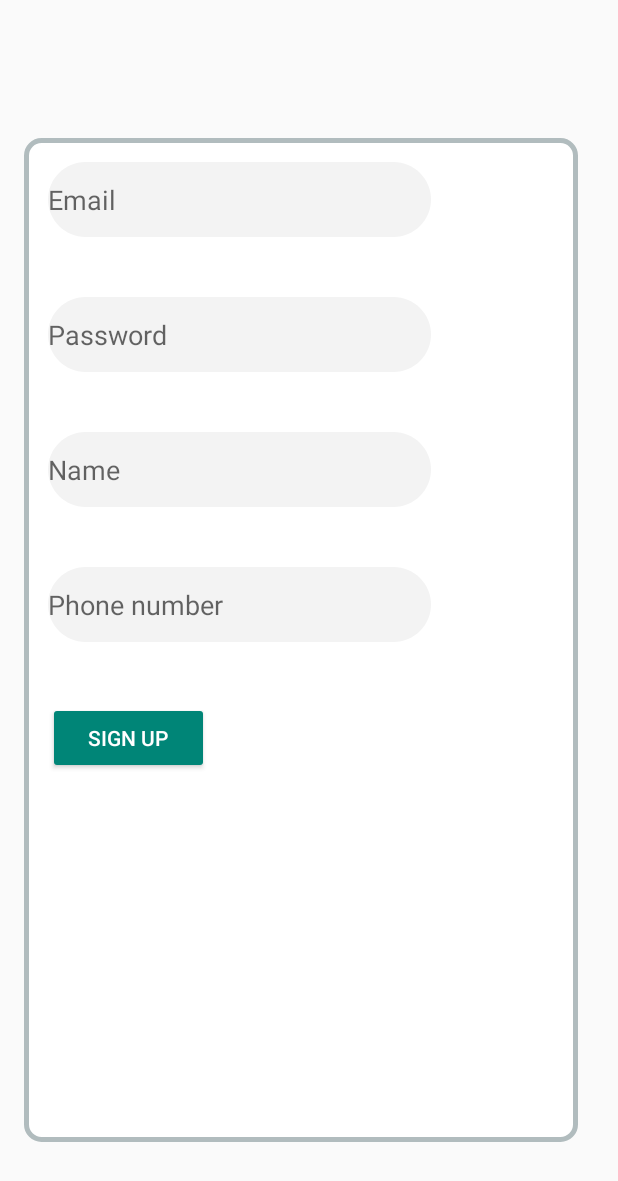
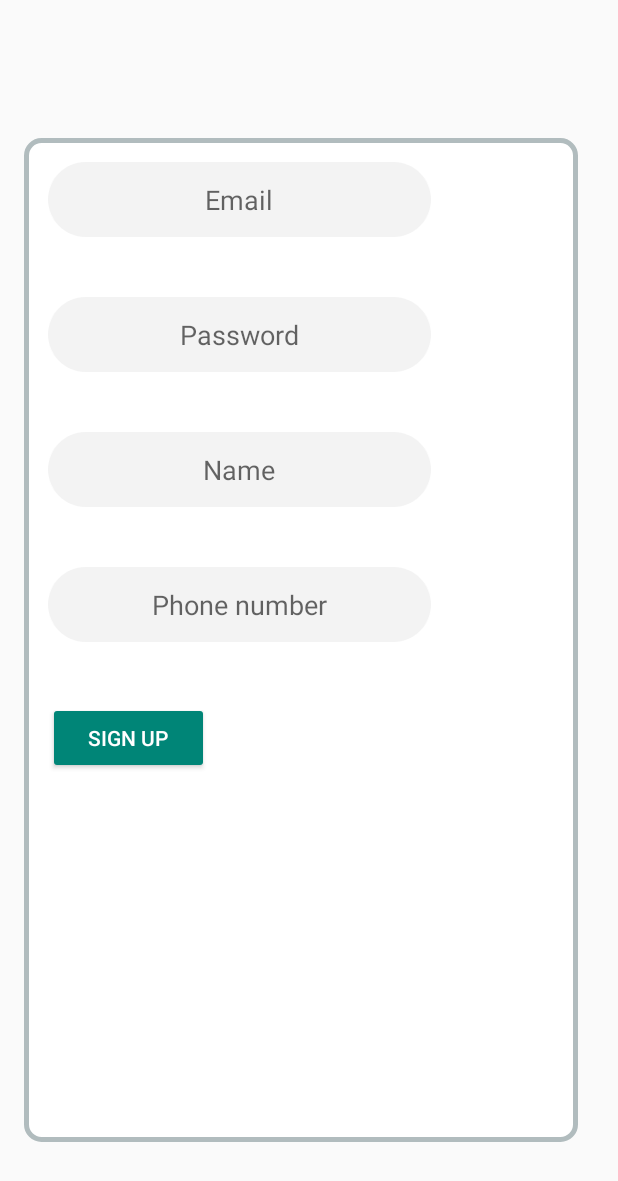
Before and after one commit to lo0ken/trip-fellows-client, an Android app: the fragment RegistrationFragment shown on its own in the app's theme, on a phone screen of 412 x 824 dp. Shown: the top 1181 px of the screen. Run offline under Robolectric (Android 15) with nearby library versions, the phone set to English and light mode, and no system bars; 1 statement that could not run was skipped.

Commit message:
Update design(fix 1)

```diff
--- a/authorization/src/main/res/layout/login_fragment.xml
+++ b/authorization/src/main/res/layout/login_fragment.xml
@@ -47,6 +47,7 @@
                     android:layout_marginBottom="30dp"
                     android:autofillHints=""
                     android:hint="@string/email"
+                    android:gravity="center"
                     android:inputType="textEmailAddress" />
 
                 <EditText
@@ -59,6 +60,7 @@
                     android:layout_marginBottom="80dp"
                     android:autofillHints=""
                     android:hint="@string/password"
+                    android:gravity="center"
                     android:inputType="textPassword" />
 
                 <LinearLayout
--- a/authorization/src/main/res/layout/registration_fragment.xml
+++ b/authorization/src/main/res/layout/registration_fragment.xml
@@ -2,67 +2,69 @@
 <RelativeLayout xmlns:android="http://schemas.android.com/apk/res/android"
     android:layout_width="match_parent"
     android:layout_height="match_parent"
-    android:gravity="center_vertical"
-    android:orientation="vertical"
     android:layout_marginLeft="15.7dp"
     android:layout_marginTop="30dp"
     android:layout_marginRight="15.7dp"
+    android:gravity="center_vertical"
 
-    xmlns:tools="http://schemas.android.com/tools">
+    android:orientation="vertical">
 
     <LinearLayout
         android:layout_width="369dp"
         android:layout_height="669dp"
-        android:orientation="vertical"
         android:background="@drawable/layout_bg"
-        >
+        android:orientation="vertical">
 
 
         <EditText
             android:id="@+id/sign_up_email"
             style="@style/AuthTextViewStyle"
-            android:layout_marginBottom="40dp"
+            android:layout_marginStart="@dimen/margin_start"
+            android:layout_marginTop="@dimen/margin_top"
+            android:layout_marginBottom="@dimen/margin_bottom"
             android:autofillHints=""
+            android:gravity="center"
             android:hint="@string/email"
-            android:inputType="textEmailAddress"
-            android:layout_marginTop="15.7dp"
-            android:layout_marginLeft="15.7dp"/>
+            android:inputType="textEmailAddress" />
 
         <EditText
             android:id="@+id/sign_up_password"
             style="@style/AuthTextViewStyle"
-            android:layout_marginBottom="40dp"
+            android:layout_marginStart="@dimen/margin_start"
+            android:layout_marginBottom="@dimen/margin_bottom"
             android:autofillHints=""
+            android:gravity="center"
             android:hint="@string/password"
-            android:inputType="textPassword"
-            android:layout_marginLeft="15.7dp"/>
+            android:inputType="textPassword" />
 
         <EditText
             android:id="@+id/sign_up_name"
             style="@style/AuthTextViewStyle"
-            android:layout_marginBottom="40dp"
+            android:layout_marginStart="@dimen/margin_start"
+            android:layout_marginBottom="@dimen/margin_bottom"
             android:autofillHints=""
+            android:gravity="center"
             android:hint="@string/name"
-            android:inputType="text"
-            android:layout_marginLeft="15.7dp"/>
+            android:inputType="text" />
 
         <EditText
             android:id="@+id/sign_up_phone"
             style="@style/AuthTextViewStyle"
-            android:layout_marginBottom="40dp"
+            android:layout_marginStart="@dimen/margin_start"
+            android:layout_marginBottom="@dimen/margin_bottom"
             android:autofillHints=""
+            android:gravity="center"
             android:hint="@string/phone"
-            android:inputType="phone"
-            android:layout_marginLeft="15.7dp"/>
+            android:inputType="phone" />
 
         <Button
             android:id="@+id/sign_up_btn"
             style="@style/RoundedCornerButton"
             android:layout_width="107dp"
             android:layout_height="wrap_content"
-            android:layout_marginBottom="40dp"
-            android:text="@string/sign_up_btn"
-            android:layout_marginLeft="15.7dp"/>
+            android:layout_marginStart="@dimen/margin_start"
+            android:layout_marginBottom="@dimen/margin_bottom"
+            android:text="@string/sign_up_btn" />
     </LinearLayout>
 
 </RelativeLayout>
--- a/authorization/src/main/res/layout/toolbar.xml
+++ b/authorization/src/main/res/layout/toolbar.xml
@@ -3,7 +3,7 @@
     android:layout_width="match_parent"
     android:layout_height="wrap_content"
     xmlns:app="http://schemas.android.com/apk/res-auto"
-    android:background="@color/colorLight"
-    app:titleTextColor="@color/colorDark">
+    android:background="@color/colorOrange"
+    app:titleTextColor="@color/colorLight">
 
 </androidx.appcompat.widget.Toolbar>
--- /dev/null
+++ b/styles/src/main/res/values/dimens.xml
@@ -0,0 +1,6 @@
+<?xml version="1.0" encoding="utf-8"?>
+<resources>
+    <dimen name="margin_start">15.7dp</dimen>
+    <dimen name="margin_bottom">40dp</dimen>
+    <dimen name="margin_top" >15.7dp</dimen>
+</resources>
```
